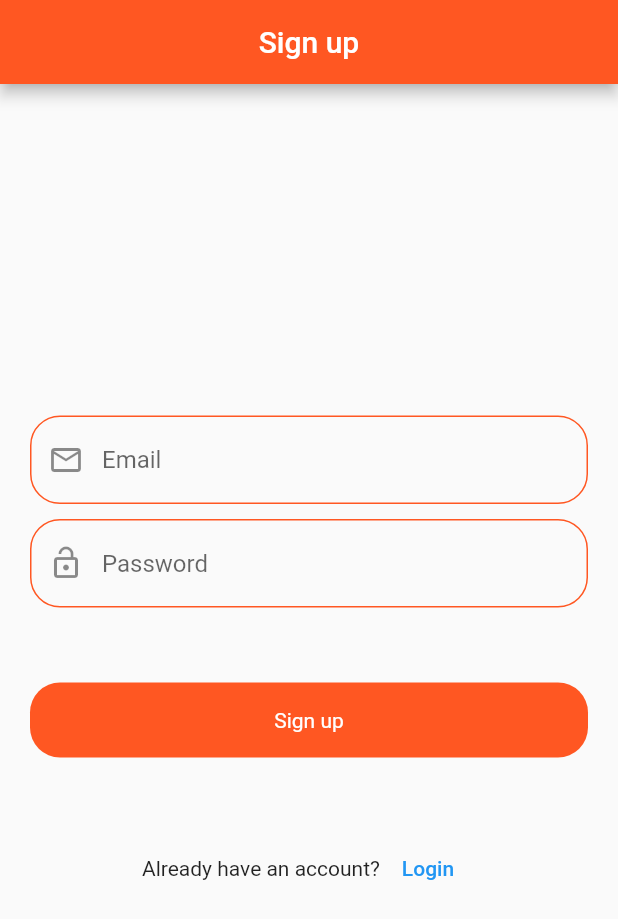
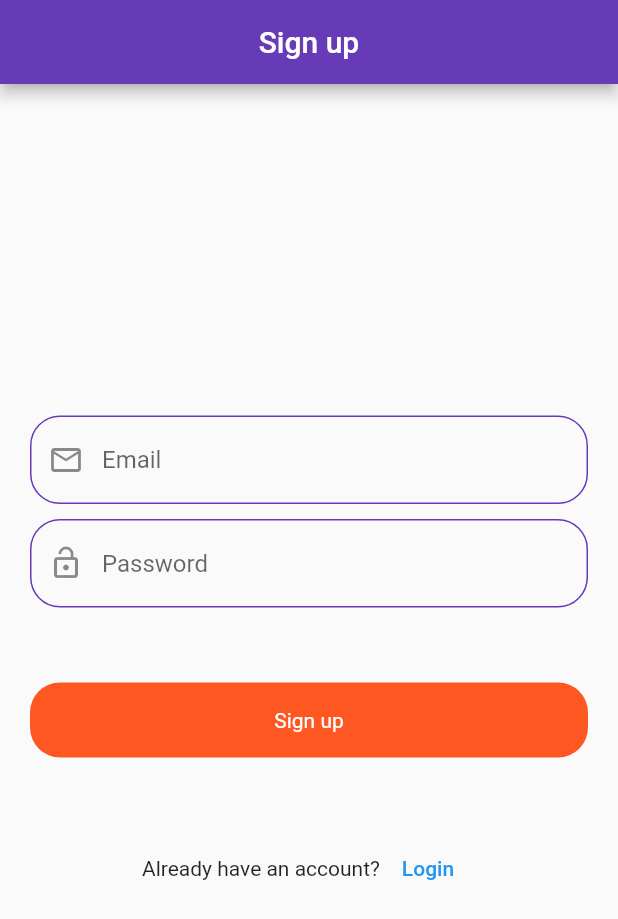
Before and after one commit to hammadx02/Flutter-Firebase, a Flutter app: the screen it shows after launch, after a tap on "Login", after a tap on "Sign up", on a phone screen of 412 x 824 dp. Shown: the top 919 px of the screen. Run offline on Flutter 3.47's test engine with Material 2 defaults, Android fonts, the phone set to English and light mode, and no system bars; our stand-ins replace firebase_auth, firebase_core, firebase_database, fluttertoast; accounts and stored records are empty; network calls fail.

Commit message:
initial commit

```diff
--- a/lib/main.dart
+++ b/lib/main.dart
@@ -18,7 +18,7 @@ class MyApp extends StatelessWidget {
       debugShowCheckedModeBanner: false,
       home: const SplashScreen(),
       theme: ThemeData(
-        primarySwatch: Colors.deepOrange,
+        primarySwatch: Colors.deepPurple,
       ),
     );
   }
--- a/lib/ui/auth/login_screen.dart
+++ b/lib/ui/auth/login_screen.dart
@@ -75,7 +75,7 @@ class _LoginScreenState extends State<LoginScreen> {
         },
         child: Scaffold(
           appBar: AppBar(
-            backgroundColor: Colors.deepOrange[500],
+            backgroundColor: Colors.deepPurple[500],
             title: const Center(
               child: Text('Login'),
             ),
@@ -99,25 +99,25 @@ class _LoginScreenState extends State<LoginScreen> {
                           hintText: 'Email',
                           focusedBorder: OutlineInputBorder(
                             borderSide: const BorderSide(
-                              color: Colors.deepOrange,
+                              color: Colors.deepPurple,
                             ),
                             borderRadius: BorderRadius.circular(20),
                           ),
                           enabledBorder: OutlineInputBorder(
                             borderSide: const BorderSide(
-                              color: Colors.deepOrange,
+                              color: Colors.deepPurple,
                             ),
                             borderRadius: BorderRadius.circular(20),
                           ),
                           border: OutlineInputBorder(
                             borderSide: const BorderSide(
-                              color: Colors.deepOrange,
+                              color: Colors.deepPurple,
                             ),
                             borderRadius: BorderRadius.circular(20),
                           ),
                           errorBorder: OutlineInputBorder(
                             borderSide: const BorderSide(
-                              color: Colors.deepOrange,
+                              color: Colors.deepPurple,
                             ),
                             borderRadius: BorderRadius.circular(20),
                           ),
@@ -143,25 +143,25 @@ class _LoginScreenState extends State<LoginScreen> {
                           hintText: 'Password',
                           focusedBorder: OutlineInputBorder(
                             borderSide: const BorderSide(
-                              color: Colors.deepOrange,
+                              color: Colors.deepPurple,
                             ),
                             borderRadius: BorderRadius.circular(20),
                           ),
                           border: OutlineInputBorder(
                             borderSide: const BorderSide(
-                              color: Colors.deepOrange,
+                              color: Colors.deepPurple,
                             ),
                             borderRadius: BorderRadius.circular(20),
                           ),
                           enabledBorder: OutlineInputBorder(
                             borderSide: const BorderSide(
-                              color: Colors.deepOrange,
+                              color: Colors.deepPurple,
                             ),
                             borderRadius: BorderRadius.circular(20),
                           ),
                           errorBorder: OutlineInputBorder(
                             borderSide: const BorderSide(
-                              color: Colors.deepOrange,
+                              color: Colors.deepPurple,
                             ),
                             borderRadius: BorderRadius.circular(20),
                           ),
--- a/lib/ui/auth/signup_screen.dart
+++ b/lib/ui/auth/signup_screen.dart
@@ -68,7 +68,7 @@ class _SignupScreenState extends State<SignupScreen> {
         },
         child: Scaffold(
           appBar: AppBar(
-            backgroundColor: Colors.deepOrange[500],
+            backgroundColor: Colors.deepPurple[500],
             title: const Center(
               child: Text('Sign up'),
             ),
@@ -91,25 +91,25 @@ class _SignupScreenState extends State<SignupScreen> {
                           hintText: 'Email',
                           focusedBorder: OutlineInputBorder(
                             borderSide: const BorderSide(
-                              color: Colors.deepOrange,
+                              color: Colors.deepPurple,
                             ),
                             borderRadius: BorderRadius.circular(20),
                           ),
                           enabledBorder: OutlineInputBorder(
                             borderSide: const BorderSide(
-                              color: Colors.deepOrange,
+                              color: Colors.deepPurple,
                             ),
                             borderRadius: BorderRadius.circular(20),
                           ),
                           border: OutlineInputBorder(
                             borderSide: const BorderSide(
-                              color: Colors.deepOrange,
+                              color: Colors.deepPurple,
                             ),
                             borderRadius: BorderRadius.circular(20),
                           ),
                           errorBorder: OutlineInputBorder(
                             borderSide: const BorderSide(
-                              color: Colors.deepOrange,
+                              color: Colors.deepPurple,
                             ),
                             borderRadius: BorderRadius.circular(20),
                           ),
@@ -135,25 +135,25 @@ class _SignupScreenState extends State<SignupScreen> {
                           hintText: 'Password',
                           focusedBorder: OutlineInputBorder(
                             borderSide: const BorderSide(
-                              color: Colors.deepOrange,
+                              color: Colors.deepPurple,
                             ),
                             borderRadius: BorderRadius.circular(20),
                           ),
                           border: OutlineInputBorder(
                             borderSide: const BorderSide(
-                              color: Colors.deepOrange,
+                              color: Colors.deepPurple,
                             ),
                             borderRadius: BorderRadius.circular(20),
                           ),
                           enabledBorder: OutlineInputBorder(
                             borderSide: const BorderSide(
-                              color: Colors.deepOrange,
+                              color: Colors.deepPurple,
                             ),
                             borderRadius: BorderRadius.circular(20),
                           ),
                           errorBorder: OutlineInputBorder(
                             borderSide: const BorderSide(
-                              color: Colors.deepOrange,
+                              color: Colors.deepPurple,
                             ),
                             borderRadius: BorderRadius.circular(20),
                           ),
--- a/lib/ui/splash_screen.dart
+++ b/lib/ui/splash_screen.dart
@@ -22,7 +22,7 @@ class _SplashScreenState extends State<SplashScreen> {
     return MaterialApp(
       debugShowCheckedModeBanner: false,
       home: Scaffold(
-        backgroundColor: Colors.deepOrange[500],
+        backgroundColor: Colors.deepPurple[300],
         body: const Center(
           child: Text(
             'Firebase Practice',
--- a/pubspec.yaml
+++ b/pubspec.yaml
@@ -22,6 +22,7 @@ dependencies:
   firebase_storage: ^11.2.5
   cloud_firestore: ^4.8.4
   fluttertoast: ^8.2.2
+  firebase_database: ^10.2.5
 
 dev_dependencies:
   flutter_test:
```
Also changed, not shown: lib/ui/auth/login_with_phone_number.dart (+4 -4 lines), lib/ui/posts/add_post.dart (renamed from lib/ui/auth/verify_code.dart, +37 -52 lines), lib/ui/posts/post_screen.dart (+14 -1 lines), pubspec.lock, 4 other files.
